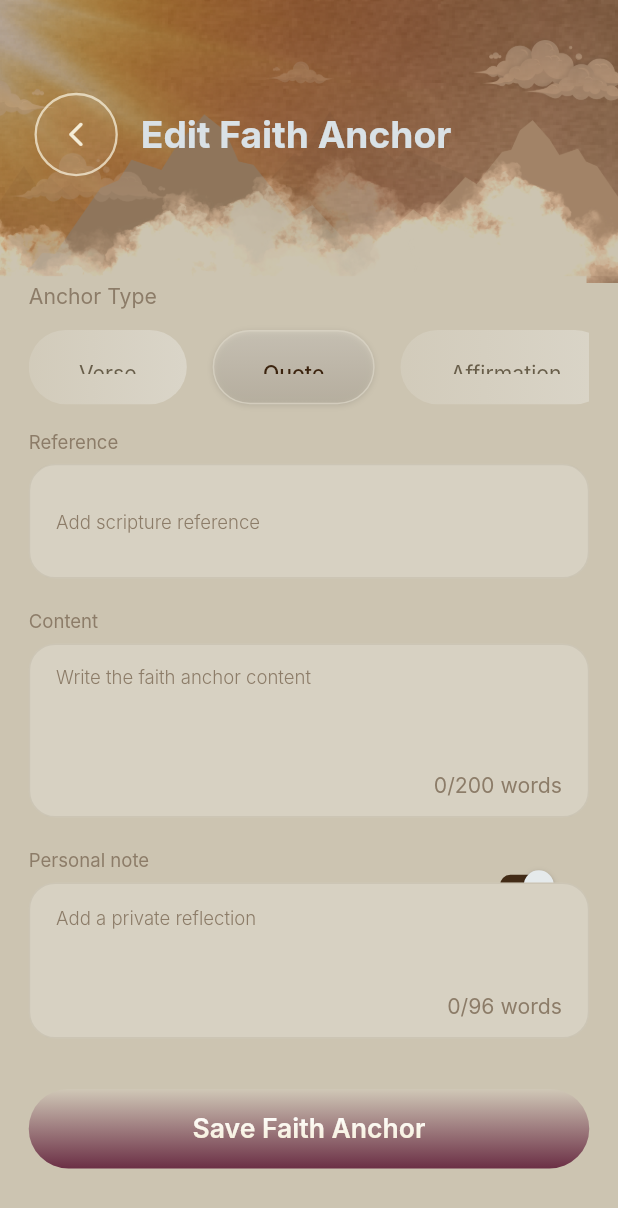
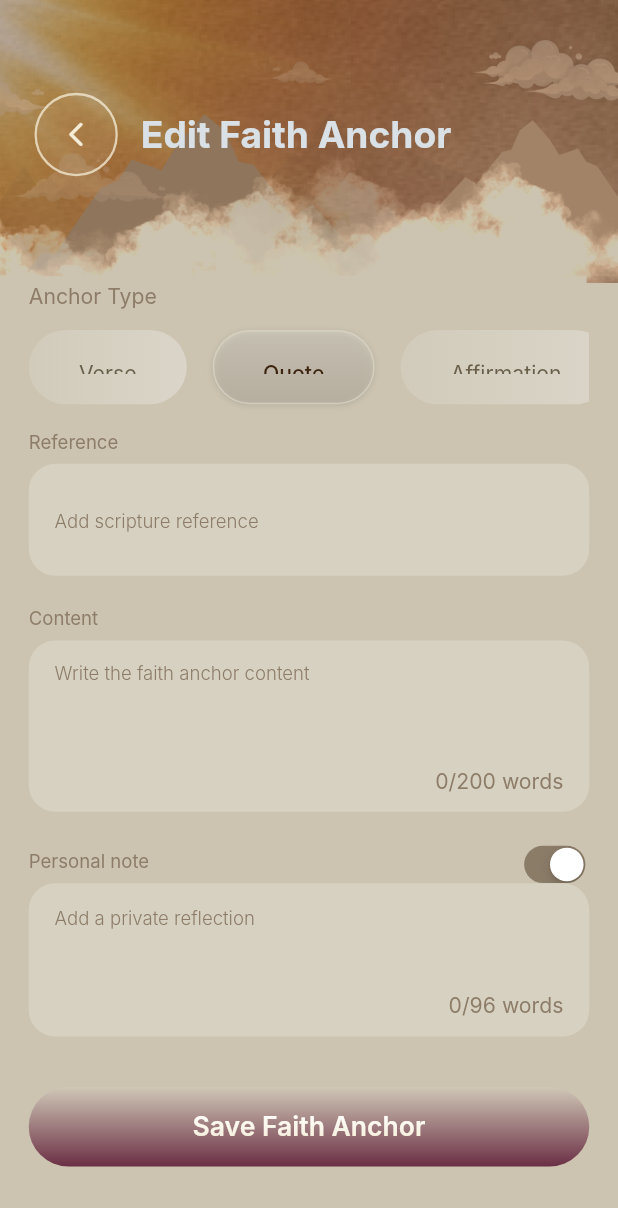
Before and after one commit to KaziAsif406/Ezri_Religional_Faith_App, a Flutter app: the AddFaithAnchorScreen screen opened by its route, on a phone screen of 412 x 824 dp. Shown: the top 1208 px of the screen. Run offline on Flutter 3.47's test engine with Material 3 defaults, Android fonts, the phone set to English and light mode, and no system bars; drawn by our look-alikes of auto_animated; our stand-ins replace cached_network_image, dio, flutter_screenutil, get, get_it, get_storage and 2 more; missing offline and left inert: dotlottie_loader; accounts and stored records are empty.

Commit message:
Custom Text Form Field And Switch Refactored

```diff
--- a/lib/common_widgets/custom_textform_field.dart
+++ b/lib/common_widgets/custom_textform_field.dart
@@ -113,11 +113,11 @@ class _CustomTextFormFieldState extends State<CustomTextFormField> {
                     color:
                         widget.cardBackgroundColor ?? AppColors.allPrimaryColor,
                     borderRadius: resolvedCardRadius,
-                    border: Border.all(
-                      color: widget.cardBorderColor ??
-                          const Color.fromARGB(0, 153, 144, 122).withValues(alpha: 0.18),
-                      width: widget.cardBorderWidth ?? 1.w,
-                    ),
+                    // border: Border.all(
+                    //   color: widget.cardBorderColor ??
+                    //       const Color.fromARGB(0, 153, 144, 122).withValues(alpha: 0.18),
+                    //   width: widget.cardBorderWidth ?? 1.w,
+                    // ),
                   )
                 : null,
             padding: widget.useCardStyle
@@ -158,13 +158,13 @@ class _CustomTextFormFieldState extends State<CustomTextFormField> {
                         EdgeInsets.symmetric(horizontal: 16.w, vertical: 14.h),
                     filled: !widget.useCardStyle,
                     fillColor: AppColors.allPrimaryColor,
-                    border: OutlineInputBorder(
-                      borderRadius: BorderRadius.circular(12.r),
-                      borderSide: BorderSide(
-                        color:
-                            AppColors.allsecondaryColor.withValues(alpha: 0.0),
-                      ),
-                    ),
+                    // border: OutlineInputBorder(
+                    //   borderRadius: BorderRadius.circular(12.r),
+                    //   borderSide: BorderSide(
+                    //     color:
+                    //         AppColors.allsecondaryColor.withValues(alpha: 0.0),
+                    //   ),
+                    // ),
                     enabledBorder: OutlineInputBorder(
                       borderRadius: BorderRadius.circular(12.r),
                       borderSide: BorderSide(
@@ -172,27 +172,27 @@ class _CustomTextFormFieldState extends State<CustomTextFormField> {
                             AppColors.allsecondaryColor.withValues(alpha: 0.0),
                       ),
                     ),
-                    focusedBorder: OutlineInputBorder(
-                      borderRadius: BorderRadius.circular(12.r),
-                      borderSide: BorderSide(
-                        color:
-                            AppColors.allsecondaryColor.withValues(alpha: 0.0),
-                        width: 2,
-                      ),
-                    ),
-                    errorBorder: OutlineInputBorder(
-                      borderRadius: BorderRadius.circular(12.r),
-                      borderSide: const BorderSide(
-                        color: AppColors.allsecondaryColor,
-                      ),
-                    ),
-                    focusedErrorBorder: OutlineInputBorder(
-                      borderRadius: BorderRadius.circular(12.r),
-                      borderSide: const BorderSide(
-                        color: Colors.red,
-                        width: 2,
-                      ),
-                    ),
+                    // focusedBorder: OutlineInputBorder(
+                    //   borderRadius: BorderRadius.circular(12.r),
+                    //   borderSide: BorderSide(
+                    //     color:
+                    //         AppColors.allsecondaryColor.withValues(alpha: 0.0),
+                    //     width: 2,
+                    //   ),
+                    // ),
+                    // errorBorder: OutlineInputBorder(
+                    //   borderRadius: BorderRadius.circular(12.r),
+                    //   borderSide: BorderSide(
+                    //     color: AppColors.allsecondaryColor.withValues(alpha: 0.0),
+                    //   ),
+                    // ),
+                    // focusedErrorBorder: OutlineInputBorder(
+                    //   borderRadius: BorderRadius.circular(12.r),
+                    //   borderSide: const BorderSide(
+                    //     color: Colors.red,
+                    //     width: 2,
+                    //   ),
+                    // ),
                     errorStyle: TextStyle(
                       fontSize: 12.sp,
                       color: Colors.red,
--- a/lib/features/faith_anchors/presentation/add_faith_anchor.dart
+++ b/lib/features/faith_anchors/presentation/add_faith_anchor.dart
@@ -1,3 +1,4 @@
+import 'package:flutter/cupertino.dart';
 import 'package:flutter/material.dart';
 import 'package:flutter_screenutil/flutter_screenutil.dart';
 import 'package:template_flutter/common_widgets/custom_appbar.dart';
@@ -5,6 +6,7 @@ import 'package:template_flutter/common_widgets/custom_button.dart';
 import 'package:template_flutter/common_widgets/custom_textform_field.dart';
 import 'package:template_flutter/common_widgets/selector_widget.dart';
 import 'package:template_flutter/constants/text_font_style.dart';
+import 'package:template_flutter/helpers/ui_helpers.dart';
 
 import '../../../gen/colors.gen.dart';
 
@@ -126,33 +128,12 @@ class _AddFaithAnchorScreenState extends State<AddFaithAnchorScreen> {
                           .copyWith(fontSize: 16.sp),
                     ),
                   ),
-                  SizedBox(height: 24.h),
+                  SizedBox(height: 12.h),
                   Stack(
                     children: [
-                      Row(
-                        children: [
-                          const Spacer(),
-                          SizedBox(
-                            width: 90.w,
-                            child: Switch(
-                              value: _isPersonalNoteEnabled,
-                              onChanged: (bool value) {
-                                setState(() {
-                                  _isPersonalNoteEnabled = value;
-                                });
-                              },
-                              activeThumbColor: AppColors.cE5EAEB,
-                              activeTrackColor: AppColors.allsecondaryColor
-                                  .withValues(alpha: 0.95),
-                              inactiveThumbColor: AppColors.c99907A,
-                              inactiveTrackColor: AppColors.allPrimaryColor,
-                            ),
-                          ),
-                        ],
-                      ),
-                      SizedBox(height: 8.h),
+                      // UIHelper.verticalSpace(30.h),
                       CustomTextFormField(
-                        label: 'Personal note',
+                        label: '\nPersonal note',
                         hintText: 'Add a private reflection',
                         controller: _noteController,
                         enabled: _isPersonalNoteEnabled,
@@ -168,6 +149,30 @@ class _AddFaithAnchorScreenState extends State<AddFaithAnchorScreen> {
                           '$noteWords/96 words',
                           style: TextFontStyle.textStyle14c8C7C68HelveticaNeue400
                               .copyWith(fontSize: 16.sp),
+                        ),
+                      ),
+                      Positioned(
+                        right: 0,
+                        top: 5,
+                        child: SizedBox(
+                          width: 48.w,
+                          child: Transform.scale(
+                            scale: 0.8,
+                            child: CupertinoSwitch(
+                              value: _isPersonalNoteEnabled,
+                              onChanged: (bool value) {
+                                setState(() {
+                                  _isPersonalNoteEnabled = value;
+                                });
+                              },
+
+                              activeTrackColor: AppColors.allsecondaryColor
+                                  .withValues(alpha: 0.45),
+                              inactiveThumbColor: AppColors.allPrimaryColor,
+                              inactiveTrackColor:
+                                  AppColors.c99907A.withValues(alpha: 0.45),
+                            ),
+                          ),
                         ),
                       ),
                     ],
```
